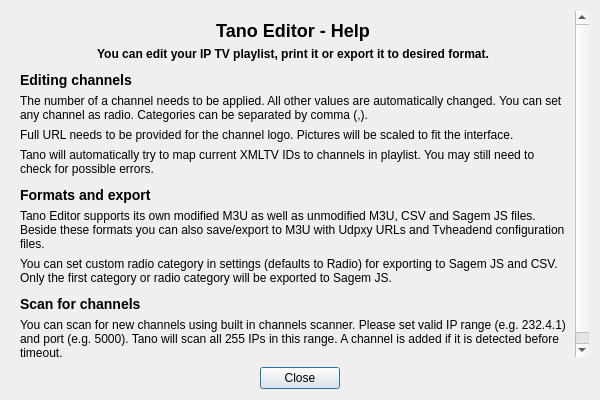
First picture: the form in src/widgets/playlist/PlaylistEditorHelp.ui, repository ntadej/tano, before the edit.
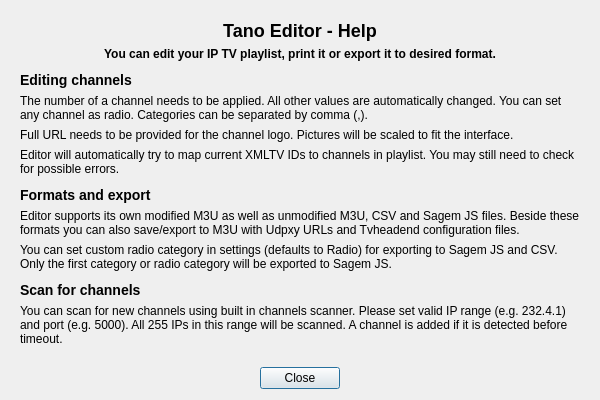
Second picture: the form after the edit. Icons and pictures are not drawn.

```diff
--- a/src/widgets/playlist/PlaylistEditorHelp.ui
+++ b/src/widgets/playlist/PlaylistEditorHelp.ui
@@ -34,9 +34,9 @@
       <property name="geometry">
        <rect>
         <x>0</x>
-        <y>0</y>
-        <width>575</width>
-        <height>457</height>
+        <y>-172</y>
+        <width>564</width>
+        <height>514</height>
        </rect>
       </property>
       <layout class="QVBoxLayout" name="verticalLayout_2">
@@ -109,7 +109,7 @@
        <item>
         <widget class="QLabel" name="labelEditContent3">
          <property name="text">
-          <string>Tano will automatically try to map current XMLTV IDs to channels in playlist. You may still need to check for possible errors.</string>
+          <string>Editor will automatically try to map current XMLTV IDs to channels in playlist. You may still need to check for possible errors.</string>
          </property>
          <property name="wordWrap">
           <bool>true</bool>
@@ -142,7 +142,7 @@
        <item>
         <widget class="QLabel" name="labelExportContent">
          <property name="text">
-          <string>Tano Editor supports its own modified M3U as well as unmodified M3U, CSV and Sagem JS files. Beside these formats you can also save/export to M3U with Udpxy URLs and Tvheadend configuration files.</string>
+          <string>Editor supports its own modified M3U as well as unmodified M3U, CSV and Sagem JS files. Beside these formats you can also save/export to M3U with Udpxy URLs and Tvheadend configuration files.</string>
          </property>
          <property name="wordWrap">
           <bool>true</bool>
@@ -185,7 +185,7 @@
        <item>
         <widget class="QLabel" name="labelScanContent">
          <property name="text">
-          <string>You can scan for new channels using built in channels scanner. Please set valid IP range (e.g. 232.4.1) and port (e.g. 5000). Tano will scan all 255 IPs in this range. A channel is added if it is detected before timeout.</string>
+          <string>You can scan for new channels using built in channels scanner. Please set valid IP range (e.g. 232.4.1) and port (e.g. 5000). All 255 IPs in this range will be scanned. A channel is added if it is detected before timeout.</string>
          </property>
          <property name="wordWrap">
           <bool>true</bool>
```
